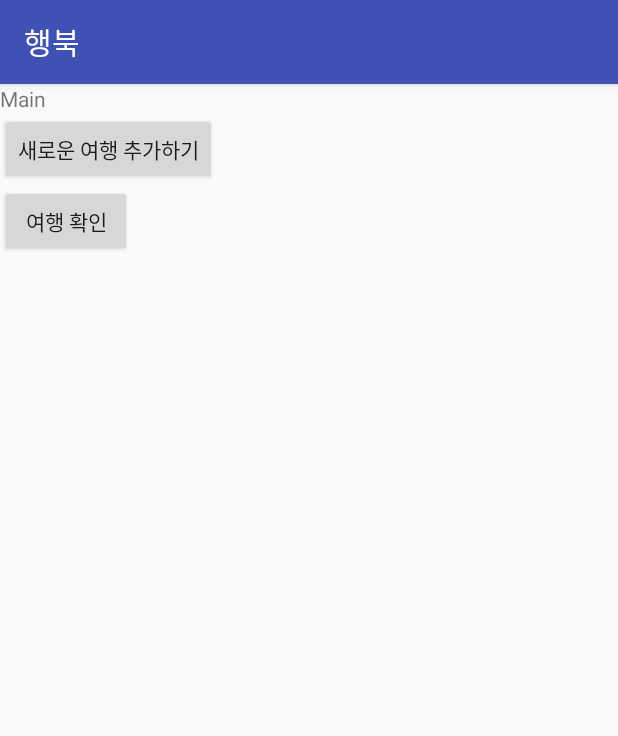
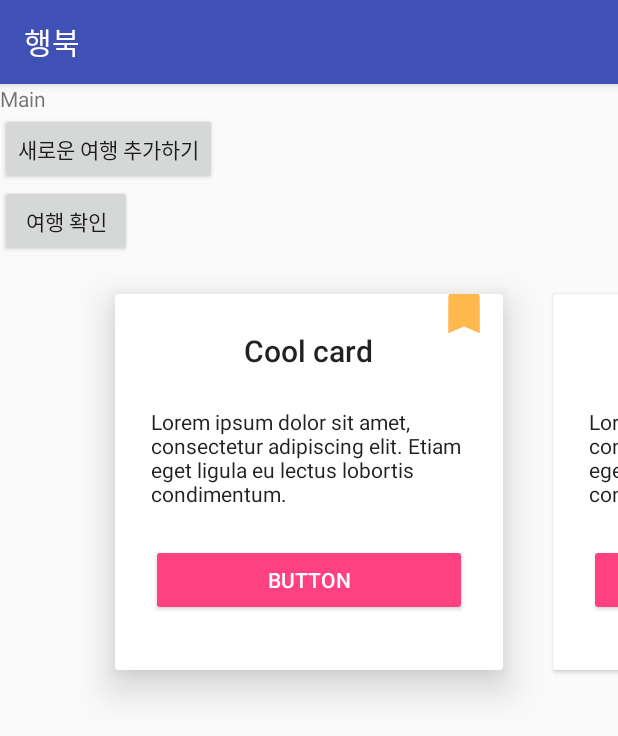
Before and after one commit to zoripong/haengbook, an Android app: the screen it shows after launch (MainActivity), on a phone screen of 412 x 824 dp. Shown: the top 736 px of the screen. Run offline under Robolectric (Android 15) with nearby library versions, the phone set to English and light mode, and no system bars; 4 statements that could not run were skipped.

Commit message:
card viewpager

```diff
--- a/app/build.gradle
+++ b/app/build.gradle
@@ -27,6 +27,8 @@ dependencies {
     compile 'com.android.support:appcompat-v7:26.+'
     compile 'com.android.support.constraint:constraint-layout:1.0.2'
     compile 'com.android.support:design:26.+'
+    compile 'com.android.support:cardview-v7:26.1.0'
+
 
 //    compile 'com.google.android.gms:play-services:11.4.2'
 
--- a/app/src/main/java/kr/hs/emirim/uuuuri/haegbook/Activity/MainActivity.java
+++ b/app/src/main/java/kr/hs/emirim/uuuuri/haegbook/Activity/MainActivity.java
@@ -1,21 +1,46 @@
 package kr.hs.emirim.uuuuri.haegbook.Activity;
 
+import android.content.Context;
 import android.content.Intent;
 import android.os.Bundle;
+import android.support.v4.view.ViewPager;
 import android.support.v7.app.AppCompatActivity;
 import android.view.View;
 
+import java.util.HashSet;
+
+import kr.hs.emirim.uuuuri.haegbook.Adapter.CardPagerAdapter;
+import kr.hs.emirim.uuuuri.haegbook.Adapter.ShadowTransformer;
+import kr.hs.emirim.uuuuri.haegbook.Model.CardBook;
+import kr.hs.emirim.uuuuri.haegbook.Model.CardItem;
 import kr.hs.emirim.uuuuri.haegbook.R;
 
 public class MainActivity extends AppCompatActivity {
 
+    HashSet<CardBook> testSet;
+
+    private ViewPager mViewPager;
+    private CardPagerAdapter mCardAdapter;
+    private ShadowTransformer mCardShadowTransformer;
 
     @Override
     protected void onCreate(Bundle savedInstanceState) {
         super.onCreate(savedInstanceState);
         setContentView(R.layout.activity_main);
 
+        test();
         initialize();
+    }
+
+    private void test() {
+        testSet = new HashSet<CardBook>();
+
+        //param : String period, String location, String title, String bookCode
+        testSet.add(new CardBook("2017.11.06 - 2017.11.07", "후쿠오카", "나의 후쿠오카 이야기", "abcdefghijk"));
+        testSet.add(new CardBook("2017.11.05 - 2017.11.09", "도쿄", "나랑 도쿄갈래?", "afghwzs2ijk"));
+        testSet.add(new CardBook("2017.10.01 - 2017.10.09", "샌프란시스코", "샌프란시스코에서 살고 싶다.", "abcdefghijk"));
+        testSet.add(new CardBook("2017.01.08 - 2017.06.10", "유럽", "유럽 배낭 여행기", "abcdefghijk"));
+
     }
 
     private void initialize() {
@@ -38,5 +63,26 @@ public class MainActivity extends AppCompatActivity {
                 startActivity(intent);
             }
         });
+
+        mViewPager = (ViewPager) findViewById(R.id.viewPager);
+        mCardAdapter = new CardPagerAdapter();
+        mCardAdapter.addCardItem(new CardItem(R.string.title_1, R.string.text_1));
+        mCardAdapter.addCardItem(new CardItem(R.string.title_2, R.string.text_1));
+        mCardAdapter.addCardItem(new CardItem(R.string.title_3, R.string.text_1));
+        mCardAdapter.addCardItem(new CardItem(R.string.title_4, R.string.text_1));
+
+        mCardShadowTransformer = new ShadowTransformer(mViewPager, mCardAdapter);
+
+        mViewPager.setAdapter(mCardAdapter);
+        mViewPager.setPageTransformer(false, mCardShadowTransformer);
+        mViewPager.setOffscreenPageLimit(3);
+
+
+
     }
+
+    public float dpToPixels(int dp, Context context) {
+        return dp * (context.getResources().getDisplayMetrics().density);
+    }
+
 }
--- /dev/null
+++ b/app/src/main/java/kr/hs/emirim/uuuuri/haegbook/Adapter/CardPagerAdapter.java
@@ -0,0 +1,82 @@
+package kr.hs.emirim.uuuuri.haegbook.Adapter;
+
+import android.support.v4.view.PagerAdapter;
+import android.support.v7.widget.CardView;
+import android.view.LayoutInflater;
+import android.view.View;
+import android.view.ViewGroup;
+import android.widget.TextView;
+
+import java.util.ArrayList;
+import java.util.List;
+
+import kr.hs.emirim.uuuuri.haegbook.Interface.CardAdapter;
+import kr.hs.emirim.uuuuri.haegbook.Model.CardItem;
+import kr.hs.emirim.uuuuri.haegbook.R;
+
+public class CardPagerAdapter extends PagerAdapter implements CardAdapter {
+
+    private List<CardView> mViews;
+    private List<CardItem> mData;
+    private float mBaseElevation;
+
+    public CardPagerAdapter() {
+        mData = new ArrayList<>();
+        mViews = new ArrayList<>();
+    }
+
+    public void addCardItem(CardItem item) {
+        mViews.add(null);
+        mData.add(item);
+    }
+
+    public float getBaseElevation() {
+        return mBaseElevation;
+    }
+
+    @Override
+    public CardView getCardViewAt(int position) {
+        return mViews.get(position);
+    }
+
+    @Override
+    public int getCount() {
+        return mData.size();
+    }
+
+    @Override
+    public boolean isViewFromObject(View view, Object object) {
+        return view == object;
+    }
+
+    @Override
+    public Object instantiateItem(ViewGroup container, int position) {
+        View view = LayoutInflater.from(container.getContext())
+                .inflate(R.layout.adapter, container, false);
+        container.addView(view);
+        bind(mData.get(position), view);
+        CardView cardView = (CardView) view.findViewById(R.id.cardView);
+
+        if (mBaseElevation == 0) {
+            mBaseElevation = cardView.getCardElevation();
+        }
+
+        cardView.setMaxCardElevation(mBaseElevation * MAX_ELEVATION_FACTOR);
+        mViews.set(position, cardView);
+        return view;
+    }
+
+    @Override
+    public void destroyItem(ViewGroup container, int position, Object object) {
+        container.removeView((View) object);
+        mViews.set(position, null);
+    }
+
+    private void bind(CardItem item, View view) {
+        TextView titleTextView = (TextView) view.findViewById(R.id.titleTextView);
+        TextView contentTextView = (TextView) view.findViewById(R.id.contentTextView);
+        titleTextView.setText(item.getTitle());
+        contentTextView.setText(item.getText());
+    }
+
+}
--- /dev/null
+++ b/app/src/main/java/kr/hs/emirim/uuuuri/haegbook/Adapter/ShadowTransformer.java
@@ -0,0 +1,112 @@
+package kr.hs.emirim.uuuuri.haegbook.Adapter;
+
+import android.support.v4.view.ViewPager;
+import android.support.v7.widget.CardView;
+import android.view.View;
+
+import kr.hs.emirim.uuuuri.haegbook.Interface.CardAdapter;
+
+
+public class ShadowTransformer implements ViewPager.OnPageChangeListener, ViewPager.PageTransformer {
+
+    private ViewPager mViewPager;
+    private CardAdapter mAdapter;
+    private float mLastOffset;
+    private boolean mScalingEnabled;
+
+    public ShadowTransformer(ViewPager viewPager, CardAdapter adapter) {
+        mViewPager = viewPager;
+        viewPager.addOnPageChangeListener(this);
+        mAdapter = adapter;
+    }
+
+    public void enableScaling(boolean enable) {
+        if (mScalingEnabled && !enable) {
+            // shrink main card
+            CardView currentCard = mAdapter.getCardViewAt(mViewPager.getCurrentItem());
+            if (currentCard != null) {
+                currentCard.animate().scaleY(1);
+                currentCard.animate().scaleX(1);
+            }
+        }else if(!mScalingEnabled && enable){
+            // grow main card
+            CardView currentCard = mAdapter.getCardViewAt(mViewPager.getCurrentItem());
+            if (currentCard != null) {
+                currentCard.animate().scaleY(1.1f);
+                currentCard.animate().scaleX(1.1f);
+            }
+        }
+
+        mScalingEnabled = enable;
+    }
+
+    @Override
+    public void transformPage(View page, float position) {
+
+    }
+
+    @Override
+    public void onPageScrolled(int position, float positionOffset, int positionOffsetPixels) {
+        int realCurrentPosition;
+        int nextPosition;
+        float baseElevation = mAdapter.getBaseElevation();
+        float realOffset;
+        boolean goingLeft = mLastOffset > positionOffset;
+
+        // If we're going backwards, onPageScrolled receives the last position
+        // instead of the current one
+        if (goingLeft) {
+            realCurrentPosition = position + 1;
+            nextPosition = position;
+            realOffset = 1 - positionOffset;
+        } else {
+            nextPosition = position + 1;
+            realCurrentPosition = position;
+            realOffset = positionOffset;
+        }
+
+        // Avoid crash on overscroll
+        if (nextPosition > mAdapter.getCount() - 1
+                || realCurrentPosition > mAdapter.getCount() - 1) {
+            return;
+        }
+
+        CardView currentCard = mAdapter.getCardViewAt(realCurrentPosition);
+
+        // This might be null if a fragment is being used
+        // and the views weren't created yet
+        if (currentCard != null) {
+            if (mScalingEnabled) {
+                currentCard.setScaleX((float) (1 + 0.1 * (1 - realOffset)));
+                currentCard.setScaleY((float) (1 + 0.1 * (1 - realOffset)));
+            }
+            currentCard.setCardElevation((baseElevation + baseElevation
+                    * (CardAdapter.MAX_ELEVATION_FACTOR - 1) * (1 - realOffset)));
+        }
+
+        CardView nextCard = mAdapter.getCardViewAt(nextPosition);
+
+        // We might be scrolling fast enough so that the next (or previous) card
+        // was already destroyed or a fragment might not have been created yet
+        if (nextCard != null) {
+            if (mScalingEnabled) {
+                nextCard.setScaleX((float) (1 + 0.1 * (realOffset)));
+                nextCard.setScaleY((float) (1 + 0.1 * (realOffset)));
+            }
+            nextCard.setCardElevation((baseElevation + baseElevation
+                    * (CardAdapter.MAX_ELEVATION_FACTOR - 1) * (realOffset)));
+        }
+
+        mLastOffset = positionOffset;
+    }
+
+    @Override
+    public void onPageSelected(int position) {
+
+    }
+
+    @Override
+    public void onPageScrollStateChanged(int state) {
+
+    }
+}
--- a/app/src/main/java/kr/hs/emirim/uuuuri/haegbook/Fragment/PhotoFragment.java
+++ b/app/src/main/java/kr/hs/emirim/uuuuri/haegbook/Fragment/PhotoFragment.java
@@ -7,10 +7,6 @@ import android.view.View;
 import android.view.ViewGroup;
 
 import kr.hs.emirim.uuuuri.haegbook.R;
-
-/**
- * Created by 유리 on 2017-11-03.
- */
 
 public class PhotoFragment extends Fragment {
     public PhotoFragment() {
--- /dev/null
+++ b/app/src/main/java/kr/hs/emirim/uuuuri/haegbook/Interface/CardAdapter.java
@@ -0,0 +1,15 @@
+package kr.hs.emirim.uuuuri.haegbook.Interface;
+
+
+import android.support.v7.widget.CardView;
+
+public interface CardAdapter {
+
+    int MAX_ELEVATION_FACTOR = 8;
+
+    float getBaseElevation();
+
+    CardView getCardViewAt(int position);
+
+    int getCount();
+}
--- /dev/null
+++ b/app/src/main/java/kr/hs/emirim/uuuuri/haegbook/Model/CardBook.java
@@ -0,0 +1,62 @@
+package kr.hs.emirim.uuuuri.haegbook.Model;
+
+/**
+ * Created by 유리 on 2017-11-06.
+ */
+
+public class CardBook {
+    String period;
+    String location;
+    String title;
+    String bookCode;
+    String url;
+
+    public CardBook(String period, String location, String title, String bookCode, String url) {
+        this.period = period;
+        this.location = location;
+        this.title = title;
+        this.bookCode = bookCode;
+        this.url = url;
+    }
+
+
+    public String getPeriod() {
+        return period;
+    }
+
+    public void setPeriod(String period) {
+        this.period = period;
+    }
+
+    public String getLocation() {
+        return location;
+    }
+
+    public void setLocation(String location) {
+        this.location = location;
+    }
+
+    public String getTitle() {
+        return title;
+    }
+
+    public void setTitle(String title) {
+        this.title = title;
+    }
+
+    public String getBookCode() {
+        return bookCode;
+    }
+
+    public void setBookCode(String bookCode) {
+        this.bookCode = bookCode;
+    }
+
+    public String getUrl() {
+        return url;
+    }
+
+    public void setUrl(String url) {
+        this.url = url;
+    }
+}
--- /dev/null
+++ b/app/src/main/java/kr/hs/emirim/uuuuri/haegbook/Model/CardItem.java
@@ -0,0 +1,21 @@
+package kr.hs.emirim.uuuuri.haegbook.Model;
+
+
+public class CardItem {
+
+    private int mTextResource;
+    private int mTitleResource;
+
+    public CardItem(int title, int text) {
+        mTitleResource = title;
+        mTextResource = text;
+    }
+
+    public int getText() {
+        return mTextResource;
+    }
+
+    public int getTitle() {
+        return mTitleResource;
+    }
+}
--- /dev/null
+++ b/app/src/main/res/drawable/ic_bookmark_24dp.xml
@@ -0,0 +1,9 @@
+<vector xmlns:android="http://schemas.android.com/apk/res/android"
+        android:width="36dp"
+        android:height="36dp"
+        android:viewportWidth="24.0"
+        android:viewportHeight="24.0">
+    <path
+        android:fillColor="#ffffb84d"
+        android:pathData="M17,3H7c-1.1,0 -1.99,0.9 -1.99,2L5,21l7,-3 7,3V5c0,-1.1 -0.9,-2 -2,-2z"/>
+</vector>
--- a/app/src/main/res/layout/activity_main.xml
+++ b/app/src/main/res/layout/activity_main.xml
@@ -30,4 +30,19 @@
         android:layout_height="wrap_content"
         android:text="여행 확인"/>
 
+
+
+    <android.support.v4.view.ViewPager
+        android:id="@+id/viewPager"
+        android:layout_width="match_parent"
+        android:layout_height="330dp"
+        android:layout_gravity="bottom"
+        android:clipToPadding="false"
+        android:overScrollMode="never"
+        android:paddingBottom="30dp"
+        android:paddingEnd="@dimen/card_padding"
+        android:paddingLeft="@dimen/card_padding"
+        android:paddingRight="@dimen/card_padding"
+        android:paddingStart="@dimen/card_padding" />
+
 </LinearLayout>
--- /dev/null
+++ b/app/src/main/res/layout/adapter.xml
@@ -0,0 +1,54 @@
+<?xml version="1.0" encoding="utf-8"?>
+<android.support.v7.widget.CardView xmlns:android="http://schemas.android.com/apk/res/android"
+    xmlns:app="http://schemas.android.com/apk/res-auto"
+    android:id="@+id/cardView"
+    android:layout_width="match_parent"
+    android:layout_height="wrap_content"
+    android:layout_gravity="center"
+    app:cardUseCompatPadding="true">
+
+    <FrameLayout
+        android:layout_width="match_parent"
+        android:layout_height="wrap_content">
+
+
+        <LinearLayout
+            android:layout_width="match_parent"
+            android:layout_height="wrap_content"
+            android:gravity="center"
+            android:orientation="vertical"
+            android:padding="24dp">
+
+            <TextView
+                android:id="@+id/titleTextView"
+                style="@style/TextAppearance.AppCompat.Title"
+                android:layout_width="wrap_content"
+                android:layout_height="wrap_content" />
+
+            <TextView
+                android:id="@+id/contentTextView"
+                style="@style/TextAppearance.AppCompat.Body1"
+                android:layout_width="wrap_content"
+                android:layout_height="wrap_content"
+                android:layout_marginTop="24dp"/>
+
+            <Button
+                style="@style/ButtonStyle"
+                android:layout_width="match_parent"
+                android:layout_height="wrap_content"
+                android:layout_marginTop="24dp"
+                android:text="Button" />
+        </LinearLayout>
+
+        <ImageView
+            android:layout_width="wrap_content"
+            android:layout_height="wrap_content"
+            android:layout_gravity="top|end"
+            android:layout_marginEnd="8dp"
+            android:layout_marginRight="8dp"
+            android:layout_marginTop="-5dp"
+            android:src="@drawable/ic_bookmark_24dp" />
+
+    </FrameLayout>
+
+</android.support.v7.widget.CardView>
--- a/app/src/main/res/values/dimens.xml
+++ b/app/src/main/res/values/dimens.xml
@@ -4,4 +4,7 @@
     <dimen name="activity_vertical_margin">16dp</dimen>
     <dimen name="fab_margin">16dp</dimen>
     <dimen name="appbar_padding_top">8dp</dimen>
+
+    <dimen name="card_padding">60dp</dimen>
+
 </resources>
--- a/app/src/main/res/values/strings.xml
+++ b/app/src/main/res/values/strings.xml
@@ -5,4 +5,12 @@
     <string name="section_format">Hello World from section: %1$d</string>
     <string name="title_activity_main2">Main2Activity</string>
     <string name="place_details">PLACE_DETAIL</string>
+
+    <string name="title_1">Cool card</string>
+    <string name="title_2">Ok card</string>
+    <string name="title_3">Bad card</string>
+    <string name="title_4">Ugly card</string>
+
+    <string name="text_1">Lorem ipsum dolor sit amet, consectetur adipiscing elit.  Etiam eget ligula eu lectus lobortis condimentum.</string>
+
 </resources>
--- a/app/src/main/res/values/styles.xml
+++ b/app/src/main/res/values/styles.xml
@@ -17,4 +17,8 @@
 
     <style name="AppTheme.PopupOverlay" parent="ThemeOverlay.AppCompat.Light" />
 
+    <style name="ButtonStyle" parent="Base.Widget.AppCompat.Button.Colored">
+        <item name="colorButtonNormal">@color/colorAccent</item>
+    </style>
+
 </resources>
```
Also changed, not shown: app/src/main/ic_launcher-web.png (added), app/src/main/res/mipmap-hdpi/ic_launcher.png, app/src/main/res/mipmap-mdpi/ic_launcher.png, app/src/main/res/mipmap-xhdpi/ic_launcher.png, app/src/main/res/mipmap-xxhdpi/ic_launcher.png, app/src/main/res/mipmap-xxxhdpi/ic_launcher.png.
